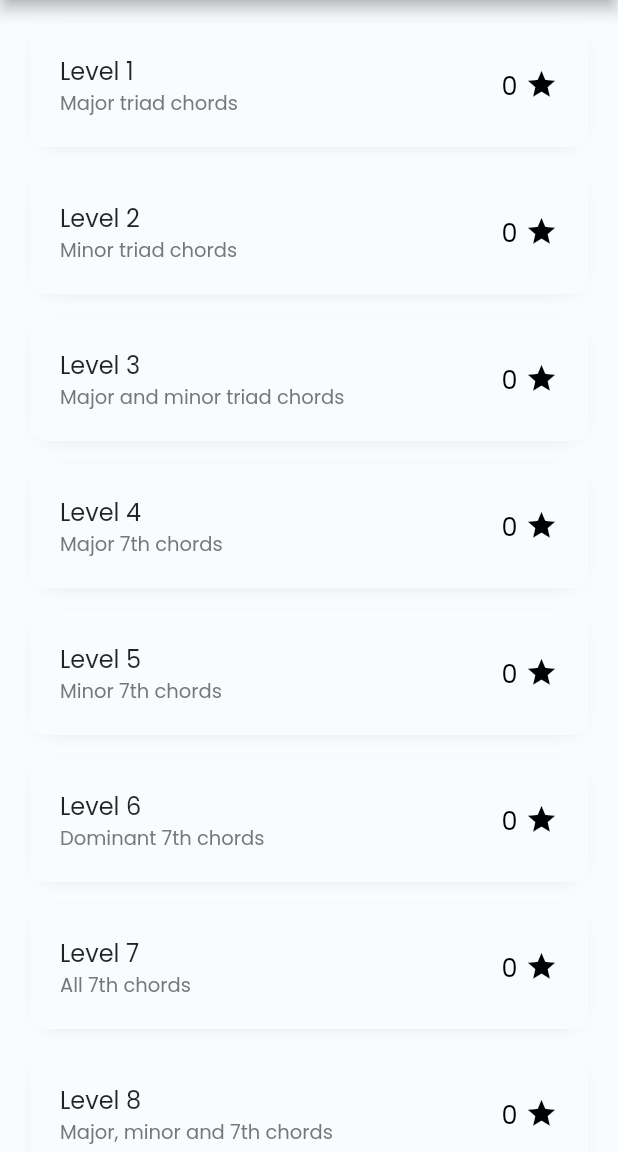
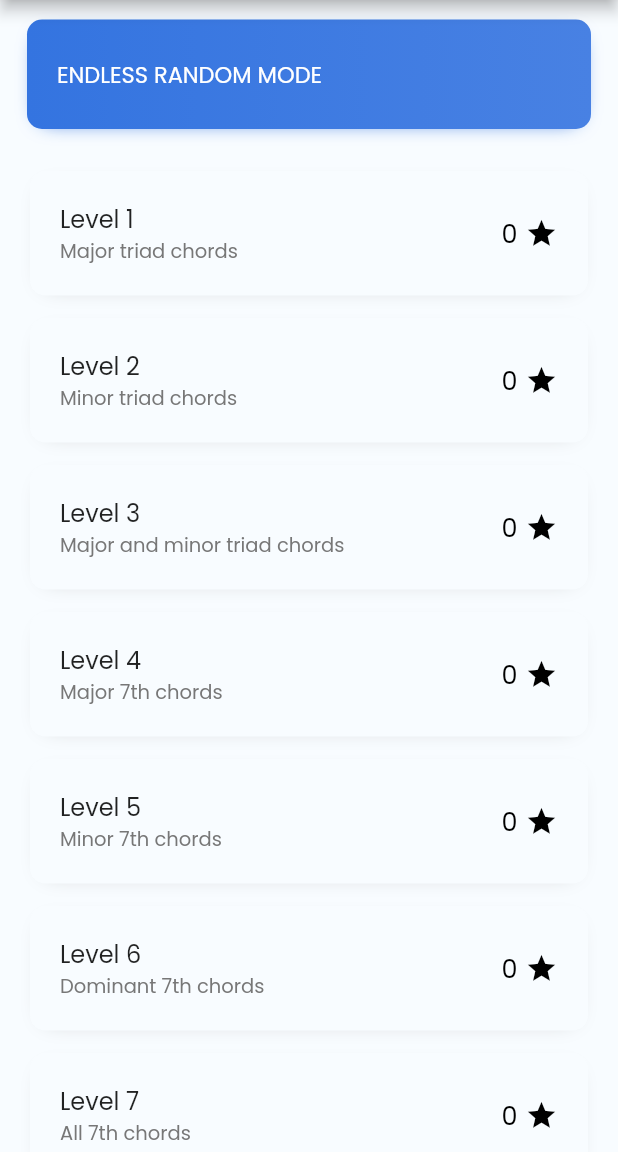
Before and after one commit to manudicri/piano_chords_trainer, a Flutter app: the screen it shows after launch, on a phone screen of 412 x 824 dp, the part 84-1236 px from its top. Run offline on Flutter 3.47's test engine with Material 2 defaults, Android fonts, the phone set to English and light mode, and no system bars; our stand-ins replace flutter_html, flutter_rating_bar, google_fonts, settings_ui, shared_preferences; missing offline and left inert: flutter_displaymode, flutter_midi_command.

Commit message:
v0.3.1
Bugs fixed
Added button for random mode (not working atm)

```diff
--- a/lib/pages/home.dart
+++ b/lib/pages/home.dart
@@ -30,8 +30,18 @@ List<LevelText> levelTexts = [
   LevelText("Level 13", "Major 9th chords"),
   LevelText("Level 14", "Minor 9th chords"),
   LevelText("Level 15", "Dominant 9th chords"),
-  LevelText("Level 16", "Dominant major 9th chords"),
-  LevelText("Level 17", "Dominant minor 9th chords")
+  LevelText("Level 16", "Dominant minor 9th chords"),
+  LevelText("Level 17", "All 9th chords"),
+  LevelText("Level 18", "All 7th & 9th chords"),
+  LevelText("Level 19", "11th chords"),
+  LevelText("Level 20", "Major 11th chords"),
+  LevelText("Level 21", "Minor 11th chords"),
+  LevelText("Level 22", "All 11th chords"),
+  LevelText("Level 23", "All 7th, 9th & 11th chords"),
+  LevelText("Level 24", "13th chords"),
+  LevelText("Level 25", "Major 13th chords"),
+  LevelText("Level 26", "Minor 13th chords"),
+  LevelText("Level 27", "All chords"),
 ];
 
 class MyHomePage extends StatefulWidget {
@@ -71,8 +81,15 @@ class _MyHomePageState extends State<MyHomePage> {
               trailing: device.type == "BLE" ? Icon(Icons.bluetooth) : null,
               onTap: () {
                 Navigator.pop(context);
+                if (midi.connected) {
+                  MidiCommand().disconnectDevice(midi.device!);
+                  midi.connected = false;
+                }
+                if (!midi.connected) {
+                  MidiCommand().connectToDevice(device);
+                  midi.device = device;
                   midi.connected = true;
-                midi.device = device;
+                }
                 setState(() {});
               },
             );
@@ -186,15 +203,69 @@ class _MyHomePageState extends State<MyHomePage> {
           )
         ],
       ),
-      body: Container(
-        child: ListView.builder(
+      body: SingleChildScrollView(
+        child: Column(
+          mainAxisAlignment: MainAxisAlignment.center,
+          mainAxisSize: MainAxisSize.max,
+          children: <Widget>[
+            Padding(
+              padding: const EdgeInsets.all(8.0),
+              child: Container(
+                margin: EdgeInsets.symmetric(vertical: 5, horizontal: 10),
+                decoration: BoxDecoration(
+                  gradient: LinearGradient(
+                      colors: [Color(0xff3474e0), Color(0xff4881e3)]),
+                  color: Color(0xff3474e0),
+                  borderRadius: BorderRadius.all(
+                    Radius.circular(tileBorderRadius),
+                  ),
+                  boxShadow: [
+                    BoxShadow(
+                      color: Color(0xff3474e0).withOpacity(1), // 5c8fe6
+                      spreadRadius: -7,
+                      blurRadius: 10,
+                      offset: Offset(0, 3), // changes position of shadow
+                    ),
+                  ],
+                ),
+                child: Material(
+                  color: Colors.transparent,
+                  child: InkWell(
+                    splashColor: Color(0x11ffffff),
+                    highlightColor: Colors.transparent,
+                    customBorder: RoundedRectangleBorder(
+                        borderRadius: BorderRadius.circular(tileBorderRadius)),
+                    onTap: () {},
+                    child: Padding(
+                      padding: const EdgeInsets.symmetric(
+                          vertical: 25, horizontal: 20),
+                      child: Row(
+                        children: [
+                          Text(
+                            "ENDLESS RANDOM MODE",
+                            style: TextStyle(
+                              color: Colors.white,
+                              fontSize: 15,
+                            ),
+                          ),
+                        ],
+                      ),
+                    ),
+                  ),
+                ),
+              ),
+            ),
+            ListView.builder(
+              shrinkWrap: true,
+              physics: NeverScrollableScrollPhysics(),
               itemCount: levelTexts.length,
               itemBuilder: (context, index) {
                 LevelText levelText = levelTexts[index];
                 int stars = getStarsByLevel(index + 1);
                 bool completed = stars == 5;
                 return Padding(
-              padding: EdgeInsets.only(left: 20, right: 20, top: 15, bottom: 0),
+                  padding:
+                      EdgeInsets.only(left: 20, right: 20, top: 15, bottom: 0),
                   child: Container(
                     decoration: BoxDecoration(
                       color: colors[5],
@@ -214,7 +285,8 @@ class _MyHomePageState extends State<MyHomePage> {
                       color: Colors.transparent,
                       child: InkWell(
                         customBorder: RoundedRectangleBorder(
-                        borderRadius: BorderRadius.circular(tileBorderRadius)),
+                            borderRadius:
+                                BorderRadius.circular(tileBorderRadius)),
                         onTap: () {
                           if (midi.connected) {
                             Navigator.push(
@@ -288,8 +360,9 @@ class _MyHomePageState extends State<MyHomePage> {
                                   Icon(
                                     Icons.star,
                                     size: 22,
-                                color:
-                                    completed ? Color(0xff3474e0) : colors[0],
+                                    color: completed
+                                        ? Color(0xff3474e0)
+                                        : colors[0],
                                   ),
                                 ],
                               ),
@@ -302,6 +375,8 @@ class _MyHomePageState extends State<MyHomePage> {
                 );
               },
             ),
+          ],
+        ),
       ),
     );
   }
--- a/lib/pages/settings.dart
+++ b/lib/pages/settings.dart
@@ -87,7 +87,7 @@ class _SettingsPageState extends State<SettingsPage> {
                             "There won't be much to lose.\nEach level will return to having 0 stars."),
                         actions: [
                           TextButton(
-                            child: Text('ANNULLA'),
+                            child: Text('CANCEL'),
                             onPressed: () => Navigator.of(context).pop(),
                           ),
                           TextButton(
--- a/pubspec.yaml
+++ b/pubspec.yaml
@@ -15,7 +15,7 @@ publish_to: 'none' # Remove this line if you wish to publish to pub.dev
 # In iOS, build-name is used as CFBundleShortVersionString while build-number used as CFBundleVersion.
 # Read more about iOS versioning at
 # https://developer.apple.com/library/archive/documentation/General/Reference/InfoPlistKeyReference/Articles/CoreFoundationKeys.html
-version: 0.3.0+0
+version: 0.3.1+0
 
 environment:
   sdk: ">=2.12.0 <3.0.0"
```
Also changed, not shown: lib/models/chord.dart (+38 -8 lines), lib/pages/level.dart (+40 -5 lines), lib/services/data.dart (+195 -112 lines). Lines whose indentation alone changed are shown as unchanged.
